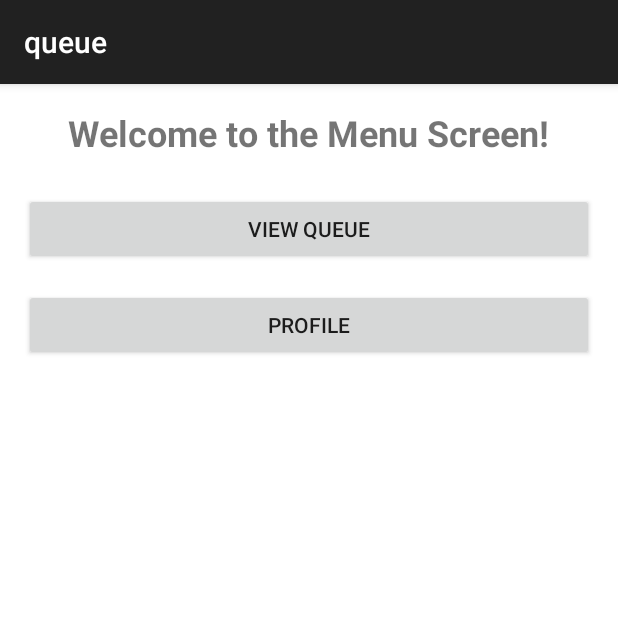
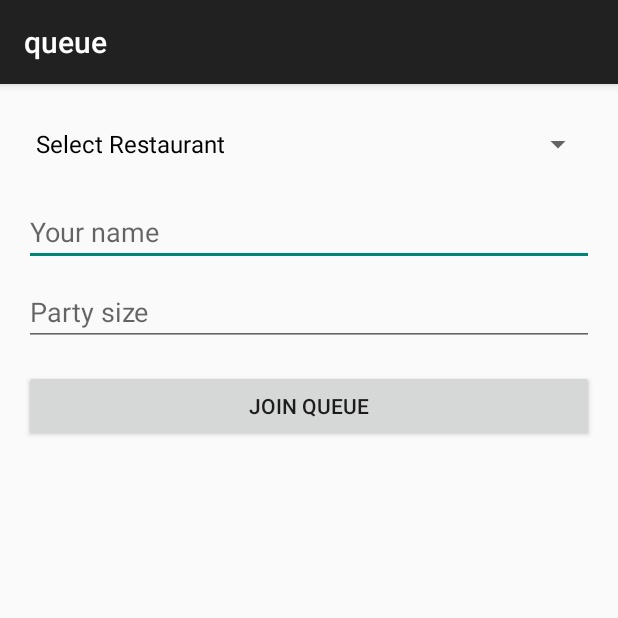
Before and after one commit to uta-sxk0000/Restaurant, an Android app built with Jetpack Compose: the MenuActivity screen opened directly, with no data from a screen before it, after a tap on "VIEW QUEUE", on a phone screen of 412 x 824 dp, the top half of it. Run offline under Robolectric (Android 15) with nearby library versions, the phone set to English and light mode, and no system bars; our stand-ins replace Firebase (no records; nobody signed in at launch, a user with empty details on screens opened directly).

Commit message:
working in user queue

```diff
--- a/app/src/main/AndroidManifest.xml
+++ b/app/src/main/AndroidManifest.xml
@@ -11,6 +11,9 @@
         android:roundIcon="@mipmap/ic_launcher_round"
         android:supportsRtl="true"
         android:theme="@style/Theme.Queue">
+        <activity
+            android:name=".UserQueueActivity"
+            android:theme="@style/Theme.AppCompat.Light.DarkActionBar" />
         <activity
             android:name=".CreateRestaurantActivity"
             android:exported="false"
--- a/app/src/main/java/com/example/queue/MenuActivity.kt
+++ b/app/src/main/java/com/example/queue/MenuActivity.kt
@@ -1,8 +1,8 @@
 package com.example.queue
 
+import android.content.Intent
 import android.os.Bundle
 import android.widget.Button
-import android.widget.Toast
 import androidx.appcompat.app.AppCompatActivity
 
 class MenuActivity : AppCompatActivity() {
@@ -11,13 +11,19 @@ class MenuActivity : AppCompatActivity() {
         setContentView(R.layout.activity_menu)
 
         val btnViewQueue: Button = findViewById(R.id.btnViewQueue)
+        val btnProfile: Button = findViewById(R.id.btnProfile)
+
+        // Open UserQueueActivity when "View Queue" is clicked
         btnViewQueue.setOnClickListener {
-            Toast.makeText(this, "View Queue clicked", Toast.LENGTH_SHORT).show()
+            val intent = Intent(this, UserQueueActivity::class.java)
+            startActivity(intent)
         }
 
-        val btnProfile: Button = findViewById(R.id.btnProfile)
+        // You can later replace this with a ProfileActivity
         btnProfile.setOnClickListener {
-            Toast.makeText(this, "Profile clicked", Toast.LENGTH_SHORT).show()
+            // Example placeholder
+            // val intent = Intent(this, ProfileActivity::class.java)
+            // startActivity(intent)
         }
     }
 }
--- /dev/null
+++ b/app/src/main/java/com/example/queue/UserQueueActivity.kt
@@ -0,0 +1,69 @@
+package com.example.queue
+
+import android.os.Bundle
+import android.widget.ArrayAdapter
+import android.widget.Button
+import android.widget.EditText
+import android.widget.Spinner
+import android.widget.Toast
+import androidx.appcompat.app.AppCompatActivity
+import com.google.firebase.firestore.FirebaseFirestore
+
+class UserQueueActivity : AppCompatActivity() {
+
+    private lateinit var spinnerRestaurants: Spinner
+    private lateinit var etName: EditText
+    private lateinit var etPartySize: EditText
+    private lateinit var btnJoinQueue: Button
+
+    // Add a Firestore instance
+    private val db = FirebaseFirestore.getInstance()
+
+    override fun onCreate(savedInstanceState: Bundle?) {
+        super.onCreate(savedInstanceState)
+        setContentView(R.layout.activity_user_queue)
+
+        spinnerRestaurants = findViewById(R.id.spinnerRestaurants)
+        etName = findViewById(R.id.etName)
+        etPartySize = findViewById(R.id.etPartySize)
+        btnJoinQueue = findViewById(R.id.btnJoinQueue)
+
+        // Fetch restaurants from Firestore
+        fetchRestaurants()
+
+        btnJoinQueue.setOnClickListener {
+            val restaurant = spinnerRestaurants.selectedItem.toString()
+            val userName = etName.text.toString().trim()
+            val partySize = etPartySize.text.toString().toIntOrNull() ?: 1
+
+            if (restaurant == "Select Restaurant" || userName.isEmpty()) {
+                Toast.makeText(this, "Please fill all fields", Toast.LENGTH_SHORT).show()
+                return@setOnClickListener
+            }
+
+            // TODO: Add logic to save the queue entry to Firestore
+            Toast.makeText(this, "Joined queue for $restaurant (Party of $partySize)", Toast.LENGTH_SHORT).show()
+        }
+    }
+
+    private fun fetchRestaurants() {
+        val restaurantList = mutableListOf("Select Restaurant")
+        db.collection("restaurants")
+            .get()
+            .addOnSuccessListener { documents ->
+                for (document in documents) {
+                    // Assuming the field in your document is named "name"
+                    val restaurantName = document.getString("name")
+                    if (restaurantName != null) {
+                        restaurantList.add(restaurantName)
+                    }
+                }
+                // Populate the spinner
+                val adapter = ArrayAdapter(this, android.R.layout.simple_spinner_dropdown_item, restaurantList)
+                spinnerRestaurants.adapter = adapter
+            }
+            .addOnFailureListener { exception ->
+                Toast.makeText(this, "Error getting restaurants: ${exception.message}", Toast.LENGTH_SHORT).show()
+            }
+    }
+}
--- /dev/null
+++ b/app/src/main/res/layout/activity_user_queue.xml
@@ -0,0 +1,37 @@
+<?xml version="1.0" encoding="utf-8"?>
+<LinearLayout xmlns:android="http://schemas.android.com/apk/res/android"
+    android:id="@+id/userQueueRoot"
+    android:layout_width="match_parent"
+    android:layout_height="match_parent"
+    android:orientation="vertical"
+    android:padding="16dp">
+
+    <Spinner
+        android:id="@+id/spinnerRestaurants"
+        android:layout_width="match_parent"
+        android:layout_height="wrap_content" />
+
+    <EditText
+        android:id="@+id/etName"
+        android:layout_width="match_parent"
+        android:layout_height="wrap_content"
+        android:hint="Your name"
+        android:inputType="textPersonName"
+        android:layout_marginTop="12dp" />
+
+    <EditText
+        android:id="@+id/etPartySize"
+        android:layout_width="match_parent"
+        android:layout_height="wrap_content"
+        android:hint="Party size"
+        android:inputType="number"
+        android:layout_marginTop="8dp" />
+
+    <Button
+        android:id="@+id/btnJoinQueue"
+        android:layout_width="match_parent"
+        android:layout_height="wrap_content"
+        android:text="Join Queue"
+        android:layout_marginTop="16dp" />
+
+</LinearLayout>
```
